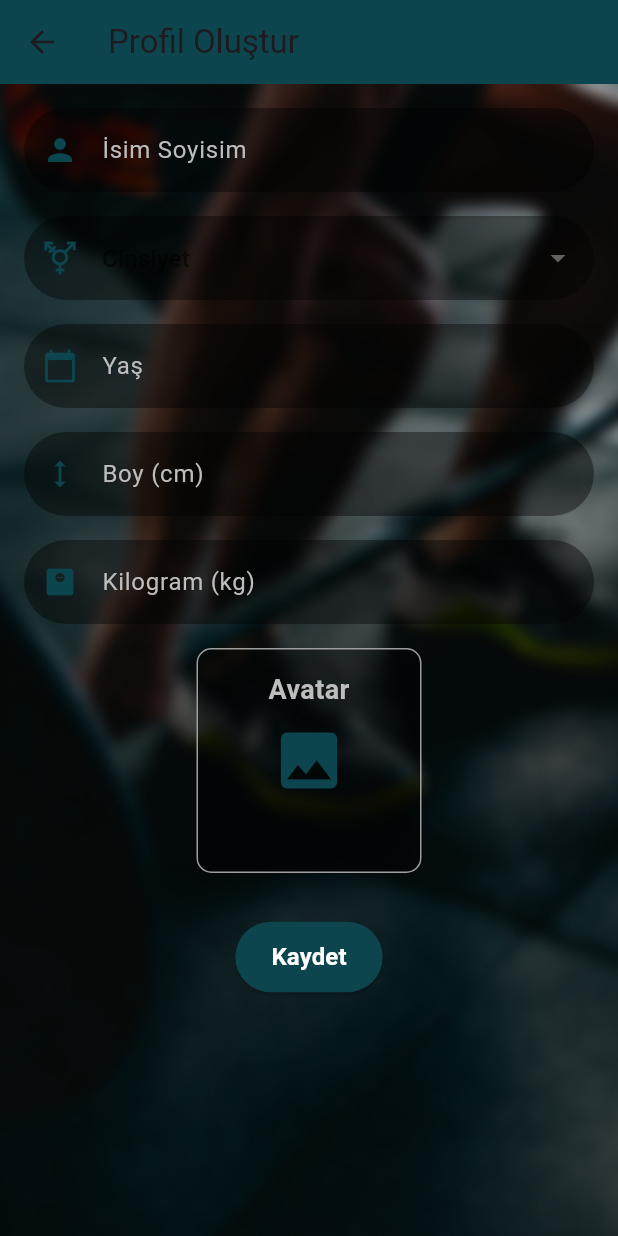
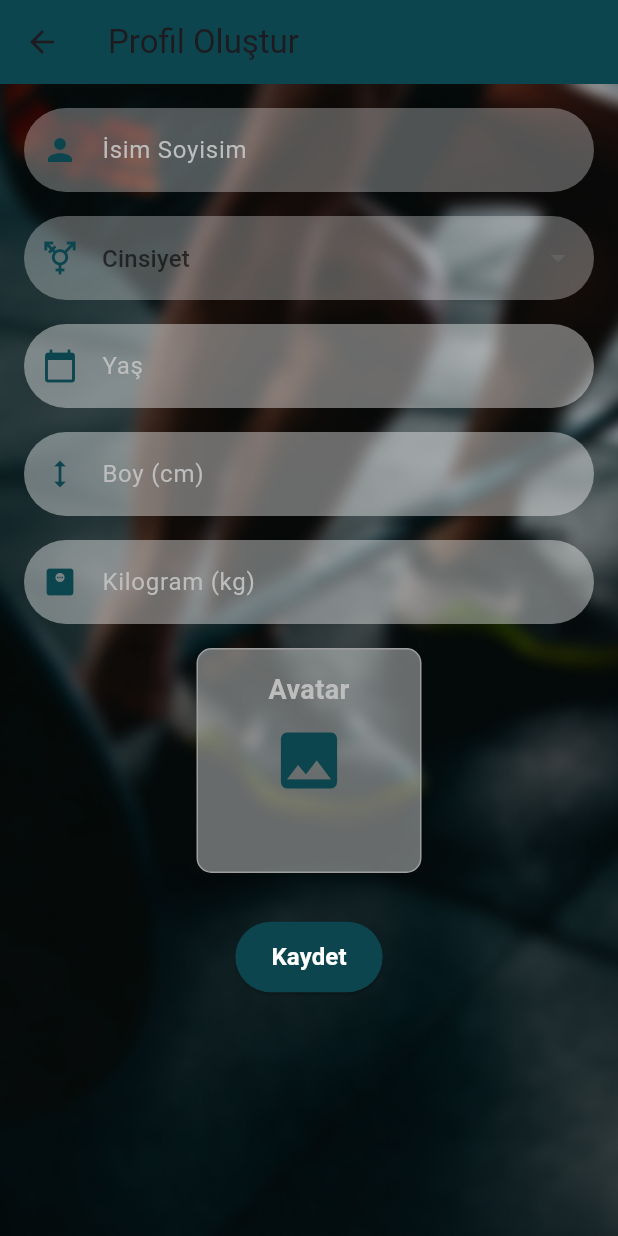
Before and after one commit to emindundar/fitness-mobile, a Flutter app: the CreateProfilePage screen opened by its route, on a phone screen of 412 x 824 dp. Run offline on Flutter 3.47's test engine with Material 3 defaults, Android fonts, the phone set to English and light mode, and no system bars; our stand-ins replace cloud_firestore, firebase_auth, firebase_core, google_sign_in, image_picker; accounts and stored records are empty.

Commit message:
first commit

```diff
--- a/lib/pages/create_profile.dart
+++ b/lib/pages/create_profile.dart
@@ -68,7 +68,7 @@ class _CreateProfilePageState extends State<CreateProfilePage> {
         child: LayoutBuilder(
           builder: (context, constraints) {
             return Scrollbar(
-              thumbVisibility: false, // Otomatik görünürlük
+              thumbVisibility: false,
               child: SingleChildScrollView(
                 child: ConstrainedBox(
                   constraints: BoxConstraints(
@@ -91,16 +91,20 @@ class _CreateProfilePageState extends State<CreateProfilePage> {
                           ),
                           SizedBox(height: 16),
                           DropdownButtonFormField<String>(
+                            dropdownColor: Colors.black,
                             value: selectedGender,
                             items: ['Erkek', 'Kadın']
                                 .map((gender) => DropdownMenuItem(
                                       value: gender,
-                                      child: Text(gender),
+                                      child: Text(
+                                        gender,
+                                        style: TextStyle(color: Colors.white),
+                                      ),
                                     ))
                                 .toList(),
                             decoration: InputDecoration(
                               filled: true,
-                              fillColor: Colors.black.withOpacity(0.4),
+                              fillColor: Colors.white.withOpacity(0.3),
                               hintText: 'Cinsiyet',
                               hintStyle: TextStyle(color: Colors.grey[400]),
                               prefixIcon: Icon(Icons.transgender,
@@ -118,10 +122,11 @@ class _CreateProfilePageState extends State<CreateProfilePage> {
                           ),
                           SizedBox(height: 16),
                           TextField(
+                            style: TextStyle(color: Colors.white),
                             controller: ageController,
                             decoration: InputDecoration(
                               filled: true,
-                              fillColor: Colors.black.withOpacity(0.4),
+                              fillColor: Colors.white.withOpacity(0.4),
                               hintText: 'Yaş',
                               hintStyle: TextStyle(color: Colors.grey[400]),
                               prefixIcon: Icon(Icons.calendar_today,
@@ -134,16 +139,16 @@ class _CreateProfilePageState extends State<CreateProfilePage> {
                             keyboardType: TextInputType.number,
                             inputFormatters: [
                               FilteringTextInputFormatter.digitsOnly,
-                              LengthLimitingTextInputFormatter(
-                                  2), // Max 2 karakter
+                              LengthLimitingTextInputFormatter(2),
                             ],
                           ),
                           SizedBox(height: 16),
                           TextField(
+                            style: TextStyle(color: Colors.white),
                             controller: heightController,
                             decoration: InputDecoration(
                               filled: true,
-                              fillColor: Colors.black.withOpacity(0.4),
+                              fillColor: Colors.white.withOpacity(0.4),
                               hintText: 'Boy (cm)',
                               hintStyle: TextStyle(color: Colors.grey[400]),
                               prefixIcon: Icon(Icons.height,
@@ -160,10 +165,11 @@ class _CreateProfilePageState extends State<CreateProfilePage> {
                           ),
                           SizedBox(height: 16),
                           TextField(
+                            style: TextStyle(color: Colors.white),
                             controller: weightController,
                             decoration: InputDecoration(
                               filled: true,
-                              fillColor: Colors.black.withOpacity(0.4),
+                              fillColor: Colors.white.withOpacity(0.4),
                               hintText: 'Kilogram (kg)',
                               hintStyle: TextStyle(color: Colors.grey[400]),
                               prefixIcon: Icon(Icons.monitor_weight,
@@ -179,7 +185,6 @@ class _CreateProfilePageState extends State<CreateProfilePage> {
                             ],
                           ),
                           SizedBox(height: 16),
-                          // Avatar Picker (Image from gallery)
                           GestureDetector(
                             onTap: pickImage,
                             child: Stack(
@@ -189,7 +194,7 @@ class _CreateProfilePageState extends State<CreateProfilePage> {
                                   height: 150,
                                   width: 150,
                                   decoration: BoxDecoration(
-                                    color: Colors.black.withOpacity(0.4),
+                                    color: Colors.white.withOpacity(0.4),
                                     border: Border.all(color: Colors.grey),
                                     borderRadius: BorderRadius.circular(10),
                                     image: avatarImage != null
@@ -207,7 +212,7 @@ class _CreateProfilePageState extends State<CreateProfilePage> {
                                         )
                                       : null,
                                 ),
-                                if (avatarImage == null) // Yalnızca avatar yüklenmemişse yazıyı göster
+                                if (avatarImage == null)
                                   Positioned(
                                     top: 15,
                                     child: Text(
@@ -222,7 +227,6 @@ class _CreateProfilePageState extends State<CreateProfilePage> {
                               ],
                             ),
                           ),
-
                           SizedBox(height: 32),
                           CustomButton(
                             text: "Kaydet",
--- a/lib/pages/custom_widgets.dart
+++ b/lib/pages/custom_widgets.dart
@@ -51,10 +51,10 @@ class CustomTextField extends StatelessWidget {
       obscureText: obscureText,
       keyboardType: keyboardType,
       inputFormatters: inputFormatters,
-      style: const TextStyle(color: Color(0xFF0C454E)),
+      style: const TextStyle(color: Colors.white),
       decoration: InputDecoration(
         filled: true,
-        fillColor: Colors.black.withOpacity(0.4),
+        fillColor: Colors.white.withOpacity(0.3),
         hintText: hintText,
         hintStyle: TextStyle(color: Colors.grey[400]),
         prefixIcon: Icon(icon, color: const Color(0xFF0C454E)),
--- a/lib/pages/login_page.dart
+++ b/lib/pages/login_page.dart
@@ -68,7 +68,7 @@ class _LoginPageState extends State<LoginPage> {
                     }
                   },
                 ),
-              ],
+              ],aaaa
             ),
           ),
         ],
```
